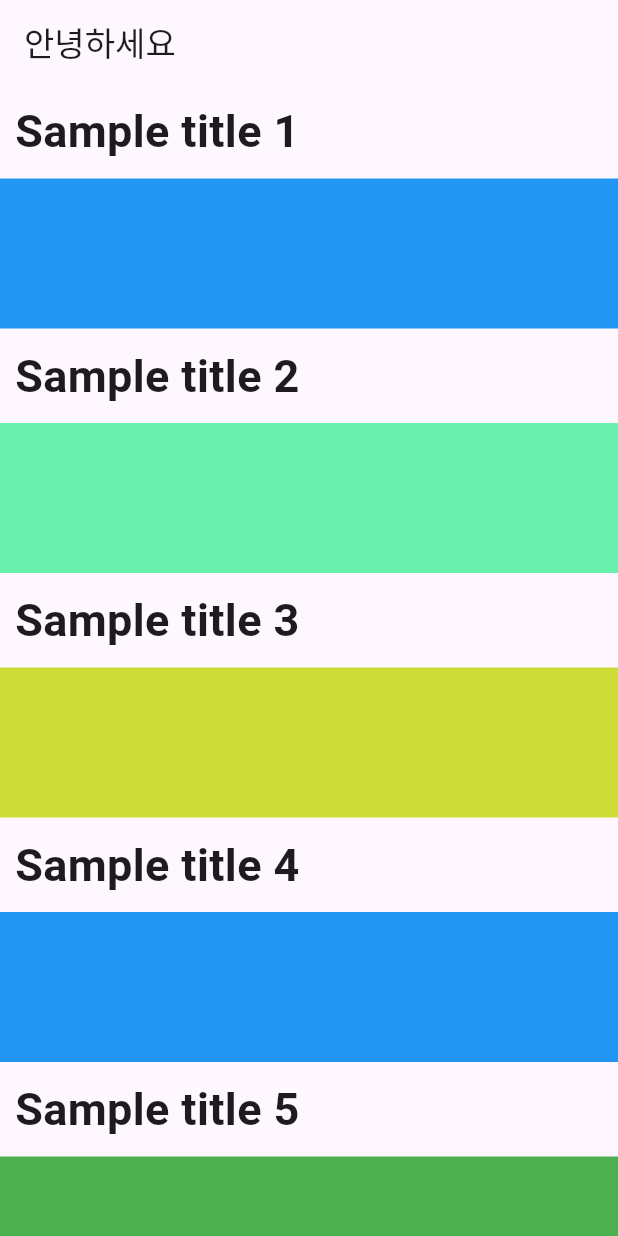
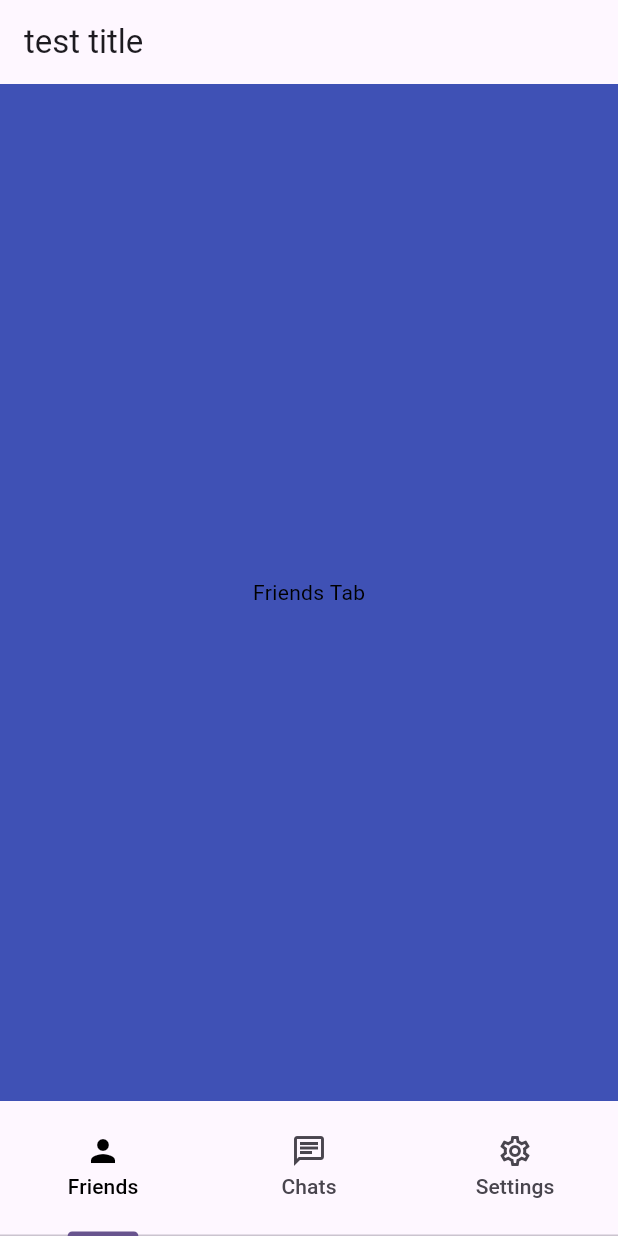
Before and after one commit to coconut0088/flutter_24729, a Flutter app: the screen it shows after launch, on a phone screen of 412 x 824 dp. Run offline on Flutter 3.47's test engine with Material 3 defaults, Android fonts, the phone set to English and light mode, and no system bars.

```diff
--- /dev/null
+++ b/lib/bottom_navigator_bar.dart
@@ -0,0 +1,86 @@
+import 'package:flutter/material.dart';
+
+class MyHomePage extends StatefulWidget {
+  const MyHomePage({super.key});
+
+  @override
+  State<MyHomePage> createState() => _MyHomePageState();
+}
+
+class _MyHomePageState extends State<MyHomePage> with SingleTickerProviderStateMixin{
+
+  late TabController _tabController;
+  int _selectedIndex = 0;
+
+  @override
+  void initState(){
+    super.initState();
+    _tabController = TabController(length: 3, vsync: this);
+    _tabController.addListener(
+        () => setState(() => _selectedIndex = _tabController.index)
+    );
+  }
+
+  @override
+  void dispose(){
+    super.dispose();
+  }
+
+  @override
+  Widget build(BuildContext context) {
+    return Scaffold(
+      appBar: AppBar(
+        title: const Text("test title"),
+      ),
+      body: _selectedIndex == 0
+          ? tabContainer(context, Colors.indigo, "Friends Tab")
+          : _selectedIndex == 1 ? tabContainer(context, Colors.yellow, "Chats Tab")
+          : tabContainer(context, Colors.blue, "Setting Tab"),
+      bottomNavigationBar: SizedBox(
+        height: 90,
+        child: TabBar(
+          controller: _tabController,
+          labelColor: Colors.black,
+          tabs: [
+            Tab(
+              icon: Icon(
+                  _selectedIndex == 0 ? Icons.person : Icons.person_2_outlined
+              ),
+              text: "Friends",
+            ),
+            Tab(
+              icon: Icon(
+                  _selectedIndex == 1 ? Icons.chat : Icons.chat_outlined
+              ),
+              text: "Chats",
+            ),
+            Tab(
+              icon: Icon(
+                  _selectedIndex == 2 ? Icons.settings : Icons.settings_outlined
+              ),
+              text: "Settings",
+            ),
+          ],
+        ),
+      ),
+    );
+  }
+
+
+  Widget tabContainer(BuildContext con, Color tabColor, String tabText) {
+    return Container(
+      width: MediaQuery.of(con).size.width,
+      height: MediaQuery.of(con).size.height,
+      color: tabColor,
+      child: Center(
+        child: Text(
+          tabText,
+          style: const TextStyle(
+              color: Colors.black
+          ),
+        ),
+      ),
+    );
+  }
+
+}
--- a/lib/main.dart
+++ b/lib/main.dart
@@ -1,5 +1,5 @@
 import 'package:flutter/material.dart';
-import 'Ristview.dart';
+import 'bottom_navigator_bar.dart';
 
 
 void main() {
--- a/pubspec.yaml
+++ b/pubspec.yaml
@@ -30,7 +30,7 @@ environment:
 dependencies:
   flutter:
     sdk: flutter
-
+  http:
 
   # The following adds the Cupertino Icons font to your application.
   # Use with the CupertinoIcons class for iOS style icons.
```
Also changed, not shown: lib/scroleview_page.dart (added, +137 -0 lines), pubspec.lock.
